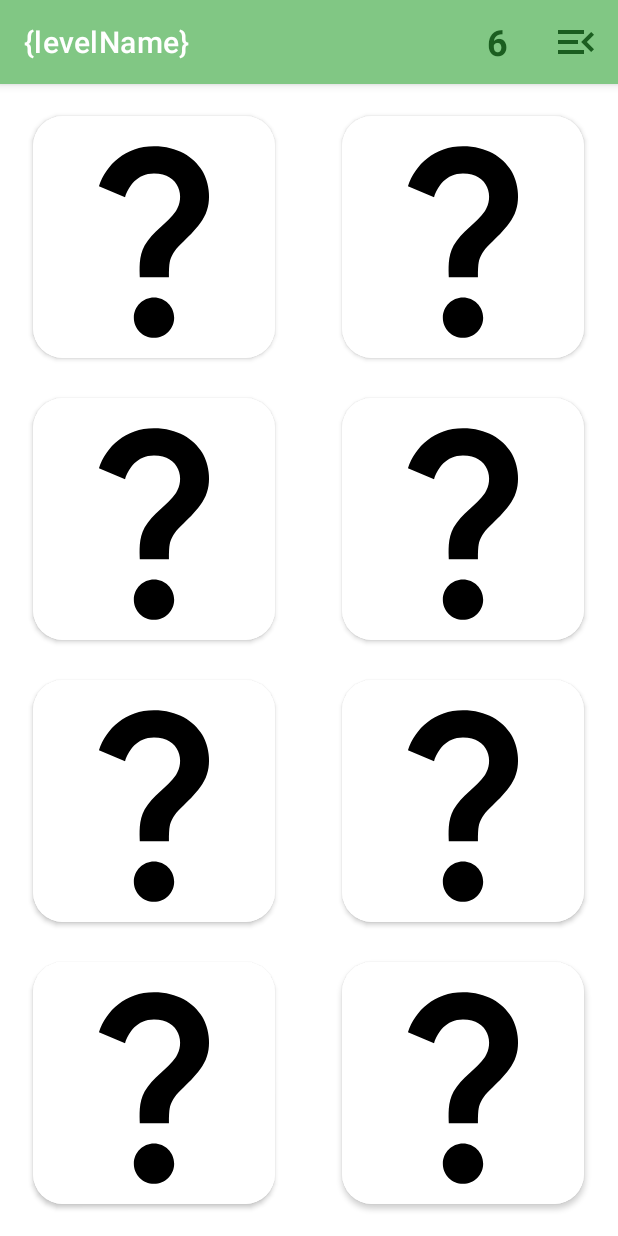
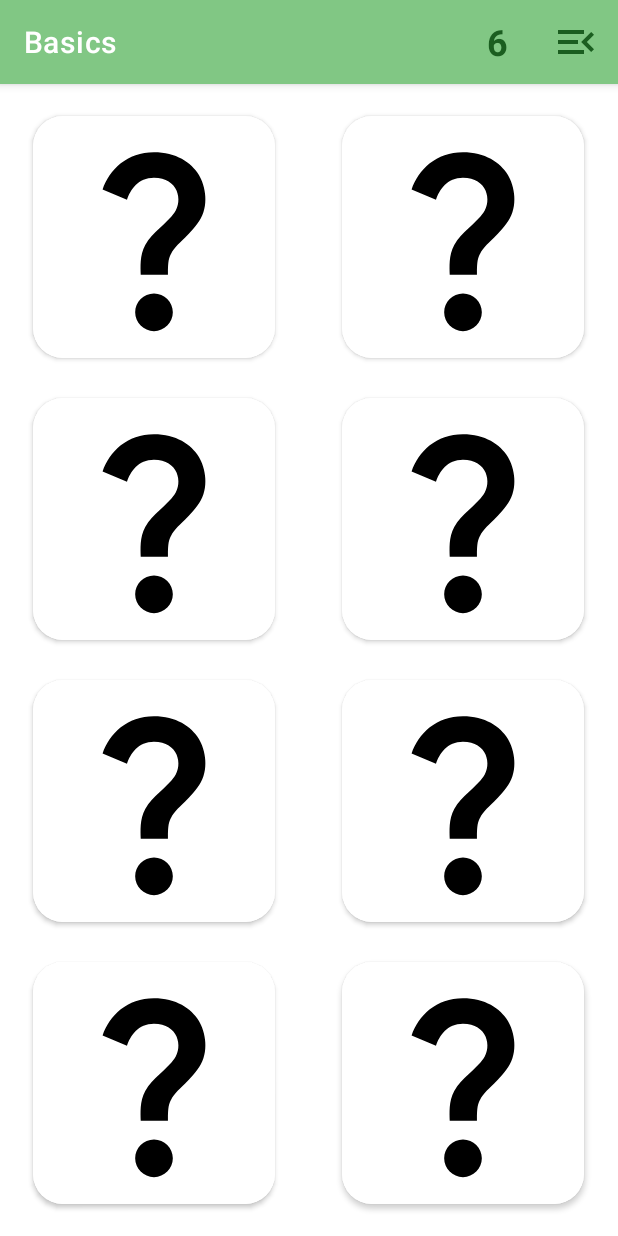
Before and after one commit to LightningGem/memory-app, an Android app: the screen it shows after launch (MainActivity), after a tap on "Basics", on a phone screen of 412 x 824 dp. Run offline under Robolectric (Android 15) with nearby library versions, the phone set to English and light mode, and no system bars; our stand-ins replace Dagger/Hilt's generated code, navigation-ui.

Commit message:
dialog on load image error with retry option added

```diff
--- a/app/build.gradle
+++ b/app/build.gradle
@@ -4,6 +4,7 @@ plugins {
     id 'androidx.navigation.safeargs.kotlin'
     id 'com.google.dagger.hilt.android'
     id 'kotlin-kapt'
+    id 'com.google.gms.google-services'
 }
 
 android {
@@ -50,6 +51,7 @@ dependencies {
 
     implementation 'androidx.fragment:fragment-ktx:1.5.3'
     implementation 'androidx.lifecycle:lifecycle-viewmodel-ktx:2.5.1'
+    implementation 'com.google.firebase:firebase-database-ktx:20.0.6'
 
     //testImplementation 'junit:junit:4.13.2'
     //androidTestImplementation 'androidx.test.ext:junit:1.1.3'
--- a/app/src/main/AndroidManifest.xml
+++ b/app/src/main/AndroidManifest.xml
@@ -2,7 +2,8 @@
 <manifest xmlns:android="http://schemas.android.com/apk/res/android"
     xmlns:tools="http://schemas.android.com/tools"
     package="com.example.memory_app">
-
+    <uses-permission android:name="android.permission.INTERNET" />
+    <uses-permission android:name="android.permission.ACCESS_NETWORK_STATE" />
     <application
         android:name=".MemoryApplication"
         android:allowBackup="true"
--- a/app/src/main/java/com/example/memory_app/data/levels/resources/LevelsResourcesHolderImpl.kt
+++ b/app/src/main/java/com/example/memory_app/data/levels/resources/LevelsResourcesHolderImpl.kt
@@ -70,7 +70,7 @@ class LevelsResourcesHolderImpl @Inject constructor
 
         if(!remote) return flow { emit(localResources) }
         return flow {
-            throw Exception("Not implemented yet!")
+            throw Exception("Not implemented")
             // remoteResources = ...
             // emit(remoteResources)
         }
--- a/app/src/main/java/com/example/memory_app/domain/model/Game.kt
+++ b/app/src/main/java/com/example/memory_app/domain/model/Game.kt
@@ -24,6 +24,7 @@ class GameImpl(
             }
             field = value
         }
+
     private val loss : Boolean
         get() = mismatchesLeft == 0
 
@@ -60,7 +61,7 @@ class GameImpl(
         board[position] = board[position].copy(isFaceUp = true)
         previouslySelectedCardsPositions.add(position)
 
-        // current card clicked check for game Finish or Loose
+        // current card clicked check for game Finish or Loss
         if (isGameOver()) {
             if(loss) return Reaction.Loss(ImmutableList(board))
 
--- a/app/src/main/java/com/example/memory_app/presentation/gamescreen/view/CardsAdapter.kt
+++ b/app/src/main/java/com/example/memory_app/presentation/gamescreen/view/CardsAdapter.kt
@@ -1,17 +1,22 @@
 package com.example.memory_app.presentation.gamescreen.view
 
-import android.content.Context
+import android.content.ContentResolver
+import android.graphics.drawable.Drawable
+import android.net.Uri
 import android.view.LayoutInflater
 import android.view.ViewGroup
 import androidx.recyclerview.widget.RecyclerView
 import com.bumptech.glide.Glide
-import com.bumptech.glide.load.DecodeFormat
+import com.bumptech.glide.load.DataSource
+import com.bumptech.glide.load.engine.DiskCacheStrategy
+import com.bumptech.glide.load.engine.GlideException
+import com.bumptech.glide.request.RequestListener
 import com.bumptech.glide.request.RequestOptions
-import com.bumptech.glide.request.target.Target.SIZE_ORIGINAL
+import com.bumptech.glide.request.target.Target
+import com.example.memory_app.R
 import com.example.memory_app.data.levels.resources.Resources
 import com.example.memory_app.databinding.CardViewItemBinding
 import com.example.memory_app.domain.model.Card
-import com.example.memory_app.presentation.gamescreen.view.CardsAdapter.Companion.marginSize
 import kotlin.math.min
 
 
@@ -20,7 +25,9 @@ class CardsAdapter(private val onClick: (Int) -> Unit,
                    private val numberOfColumns : Int,
                    private val numberOfRows : Int,
                    private val board : List<Card>,
-                   private val context : Context) :
+                   private val onImageLoadFailed: () -> Unit,
+                   private val retrieveFromCache : Boolean,
+                   private val gameFragment: GameFragment) :
     RecyclerView.Adapter<CardsAdapter.LevelViewHolder>() {
     companion object {
         const val marginSize : Int = 20
@@ -34,22 +41,46 @@ class CardsAdapter(private val onClick: (Int) -> Unit,
 
         fun bind(position : Int, card: Card) {
 
-            val cardParam = binding.cardView.layoutParams as ViewGroup.MarginLayoutParams
-            cardParam.height = cardSideLength
-            cardParam.width = cardSideLength
-            cardParam.setMargins(marginSize, marginTop + marginSize, marginSize, marginSize)
+            with(binding.cardView.layoutParams as ViewGroup.MarginLayoutParams) {
+                height = cardSideLength
+                width = cardSideLength
+                setMargins(marginSize, marginTop + marginSize, marginSize, marginSize)
+            }
 
-            if(card.isFaceUp) Glide.with(context)
-                .load(levelResources.cardImagesUris[card.identifier])
-                .into(binding.cardImage)
-             else Glide.with(context).load(levelResources.faceOffImageUri).into(binding.cardImage)
+            val requestListener = object : RequestListener<Drawable> {
+                override fun onLoadFailed(e: GlideException?, model: Any?, target: Target<Drawable>?,
+                                          isFirstResource: Boolean): Boolean {
+                    if(!retrieveFromCache) {
+                        Glide.with(gameFragment).pauseRequests()
+                        onImageLoadFailed()
+                    }
+                    return true
+                }
 
+                override fun onResourceReady(resource: Drawable?, model: Any?, target: Target<Drawable>?,
+                                             dataSource: DataSource?, isFirstResource: Boolean): Boolean {
+                    if(card.isMatched) binding.cardImage.imageAlpha = imageAlpha
+                    else binding.root.setOnClickListener {onClick(position)}
+                    return false
+                }
+            }
 
-            if(card.isMatched) {
-                binding.cardImage.imageAlpha = imageAlpha
-            } else {
-                binding.root.setOnClickListener {onClick(position)}
+            fun setupImage(imageUri : Uri) {
+                val isLocalResource = imageUri.toString().startsWith(ContentResolver.SCHEME_ANDROID_RESOURCE)
+                val options = if (isLocalResource) RequestOptions()
+                else RequestOptions().diskCacheStrategy(DiskCacheStrategy.DATA)
+                    .placeholder(R.drawable.loading_animation)
+
+                Glide.with(gameFragment)
+                    .load(imageUri)
+                    .listener(requestListener)
+                    .apply(options)
+                    .onlyRetrieveFromCache(retrieveFromCache)
+                    .into(binding.cardImage)
             }
+
+            if(card.isFaceUp) setupImage(levelResources.cardImagesUris[card.identifier])
+            else setupImage(levelResources.faceOffImageUri)
         }
     }
 
@@ -65,14 +96,13 @@ class CardsAdapter(private val onClick: (Int) -> Unit,
 
         val layoutInflater = LayoutInflater.from(parent.context)
         return LevelViewHolder(
-            CardViewItemBinding.inflate(layoutInflater, parent, false),
-            cardSideLength - ( 2 * marginSize),
-            marginTop)
+            binding = CardViewItemBinding.inflate(layoutInflater, parent, false),
+            cardSideLength = cardSideLength - ( 2 * marginSize),
+            marginTop = marginTop)
     }
 
     override fun onBindViewHolder(holder: LevelViewHolder, position: Int) {
         val card = board[position]
         holder.bind(position, card)
     }
-
 }
--- a/app/src/main/java/com/example/memory_app/presentation/gamescreen/view/GameFragment.kt
+++ b/app/src/main/java/com/example/memory_app/presentation/gamescreen/view/GameFragment.kt
@@ -5,6 +5,7 @@ import android.os.Bundle
 import android.view.*
 import android.widget.TextView
 import androidx.activity.OnBackPressedCallback
+import androidx.appcompat.app.AppCompatActivity
 import androidx.fragment.app.Fragment
 import androidx.fragment.app.viewModels
 import androidx.lifecycle.lifecycleScope
@@ -16,6 +17,7 @@ import com.example.memory_app.databinding.FragmentGameBinding
 import com.example.memory_app.presentation.gamescreen.viewmodel.GameViewModel
 import com.example.memory_app.presentation.gamescreen.viewmodel.Over
 import dagger.hilt.android.AndroidEntryPoint
+import java.lang.Exception
 import javax.inject.Inject
 import kotlin.math.sqrt
 
@@ -34,9 +36,7 @@ class GameFragment : Fragment() {
     override fun onStart() {
         super.onStart()
         activity?.onBackPressedDispatcher?.addCallback(this, object : OnBackPressedCallback(true) {
-            override fun handleOnBackPressed() {
-                showDialog(GameDialogFragment.MENU_CLICKED)
-            }
+            override fun handleOnBackPressed() { showDialog(GameDialogFragment.MENU_CLICKED) }
         })
     }
 
@@ -52,16 +52,13 @@ class GameFragment : Fragment() {
     override fun onViewCreated(view: View, savedInstanceState: Bundle?) {
         super.onViewCreated(view, savedInstanceState)
 
+        (requireActivity() as AppCompatActivity).supportActionBar!!.title = viewModel.levelName
+
         var numberOfColumns = sqrt(viewModel.cardsBoard.value.size.toDouble()).toInt()
         var numberOfRows = viewModel.cardsBoard.value.size / numberOfColumns
 
-        if (requireActivity()
-                .resources
-                .configuration
-                .orientation == Configuration.ORIENTATION_LANDSCAPE) {
-            numberOfRows += numberOfColumns
-            numberOfColumns = numberOfRows - numberOfColumns
-            numberOfRows -= numberOfColumns
+        if (requireActivity().resources.configuration.orientation == Configuration.ORIENTATION_LANDSCAPE) {
+            numberOfColumns = numberOfRows.also { numberOfRows = numberOfColumns }
         }
 
         binding.gridRecycleView.apply {
@@ -69,27 +66,33 @@ class GameFragment : Fragment() {
             setHasFixedSize(true)
         }
 
-        viewLifecycleOwner.lifecycleScope.launchWhenResumed {
-            viewModel.cardsBoard.collect {
-                    newBoard ->
+        with(viewLifecycleOwner.lifecycleScope) {
+            launchWhenResumed {
+                viewModel.cardsBoard.collect { newBoard ->
                     binding.gridRecycleView.adapter = CardsAdapter(
-                    onClick = {position : Int ->
-                        viewModel.onCardClicked(position) },
+                        onClick = { position -> viewModel.onCardClicked(position) },
                         levelResources = resources.getLevelResources(viewModel.levelName),
                         numberOfColumns = numberOfColumns,
                         numberOfRows = numberOfRows,
                         board = newBoard,
-                    context = requireContext()
+                        onImageLoadFailed = { viewModel.onResourceLoadFailed() },
+                        retrieveFromCache = viewModel.internetErrorState.value,
+                        gameFragment = this@GameFragment
                     )
                 }
             }
 
-        viewLifecycleOwner.lifecycleScope.launchWhenResumed {
-            viewModel.overEvent.collect() {
-                    when(it) {
+            launchWhenResumed {
+                viewModel.gameOverEvent.collect() {
+                    when (it) {
                         is Over.Failure -> { showDialog(GameDialogFragment.FAILURE_DIALOG) }
                         is Over.Success -> { showDialog(it.score.value.toInt()) }
                     }
+                }
+            }
+
+            launchWhenResumed {
+                viewModel.internetErrorEvent.collect() { showDialog(GameDialogFragment.LOAD_FAIL) }
             }
         }
     }
@@ -121,8 +124,15 @@ class GameFragment : Fragment() {
         _binding = null
     }
 
-    private fun showDialog(result : Int){
-        findNavController().navigate(GameFragmentDirections
-            .actionShowDialogFragment(viewModel.levelName, result))
+    private fun showDialog(result : Int) {
+        // If user open dialog Fragment from options menu or back press then
+        // we need to hide it to display again. Otherwise exception occur.
+        try { findNavController()
+            .navigate(GameFragmentDirections.actionShowDialogFragment(viewModel.levelName, result))
+        }
+        catch (e : Exception) {
+            findNavController().navigateUp()
+            showDialog(result)
         }
     }
+}
--- a/app/src/main/java/com/example/memory_app/presentation/gamescreen/viewmodel/GameViewModel.kt
+++ b/app/src/main/java/com/example/memory_app/presentation/gamescreen/viewmodel/GameViewModel.kt
@@ -30,8 +30,7 @@ class GameViewModel @Inject constructor
     val mismatchesLeft : StateFlow<Int> = _mismatchesLeft
 
     private val overEventChannel = Channel<Over>()
-    val overEvent = overEventChannel.receiveAsFlow()
-
+    val gameOverEvent = overEventChannel.receiveAsFlow()
 
     fun onCardClicked(position : Int) {
         val reaction = game.onCardSelected(position)
@@ -57,11 +56,22 @@ class GameViewModel @Inject constructor
                 _cardsBoard.value = reaction.cards
                 viewModelScope.launch {
                     val resultScore = saveGameResultUseCase(reaction.mismatchedTimes, levelName)
-                    viewModelScope.launch {
-                        overEventChannel.send(Over.Success(resultScore))
-                    }
+                    overEventChannel.send(Over.Success(resultScore))
                 }
             }
         }
     }
+
+    private val _internetErrorState = MutableStateFlow(false)
+    val internetErrorState : StateFlow<Boolean> = _internetErrorState
+
+    private val internetErrorEventChannel = Channel<Boolean>()
+    val internetErrorEvent = internetErrorEventChannel.receiveAsFlow()
+
+    fun onResourceLoadFailed() {
+        if(!_internetErrorState.value) viewModelScope.launch {
+            _internetErrorState.value = true
+            internetErrorEventChannel.send(true)
+        }
+    }
 }
--- a/app/src/main/java/com/example/memory_app/presentation/menuscreen/view/MenuFragment.kt
+++ b/app/src/main/java/com/example/memory_app/presentation/menuscreen/view/MenuFragment.kt
@@ -47,10 +47,9 @@ class MenuFragment : Fragment() {
         val levelsInfoListAdapter = LevelsInfoListAdapter(
             { levelName -> findNavController()
                 .navigate(MenuFragmentDirections.actionLoadGame(levelName))},
-            resources,
-            requireContext()
+            resources
         )
-        val statisticListAdapter = StatisticListAdapter(requireContext())
+        val statisticListAdapter = StatisticListAdapter()
 
         val concatAdapter = ConcatAdapter(statisticListAdapter, levelsInfoListAdapter)
 
--- a/app/src/main/java/com/example/memory_app/presentation/menuscreen/view/adapters/LevelsInfoListAdapter.kt
+++ b/app/src/main/java/com/example/memory_app/presentation/menuscreen/view/adapters/LevelsInfoListAdapter.kt
@@ -1,12 +1,12 @@
 package com.example.memory_app.presentation.menuscreen.view.adapters
 
-import android.content.Context
 import android.view.LayoutInflater
 import android.view.ViewGroup
 import androidx.recyclerview.widget.DiffUtil
 import androidx.recyclerview.widget.ListAdapter
 import androidx.recyclerview.widget.RecyclerView
 import com.bumptech.glide.Glide
+import com.bumptech.glide.load.engine.DiskCacheStrategy
 import com.example.memory_app.R
 import com.example.memory_app.data.levels.resources.LevelsResourcesHolder
 import com.example.memory_app.databinding.LevelViewItemBinding
@@ -15,9 +15,7 @@ import java.util.*
 
 
 class LevelsInfoListAdapter(private val onClick: (String) -> Unit,
-                            private val levelResources : LevelsResourcesHolder,
-                            private val context : Context
-) :
+                            private val levelResources : LevelsResourcesHolder) :
     ListAdapter<Pair<String, Difficulty>, LevelsInfoListAdapter.LevelViewHolder>(DiffCallback) {
 
     inner class LevelViewHolder(private var binding: LevelViewItemBinding)
@@ -27,14 +25,14 @@ class LevelsInfoListAdapter(private val onClick: (String) -> Unit,
             binding.root.setOnClickListener { onClick(levelInfo.first) }
             binding.levelNameText.text = levelInfo.first
             binding.difficultyText.text = levelInfo.second.name.lowercase(Locale.ROOT)
-            binding.cardsInRowText.text = context
-                    .resources
+            binding.cardsInRowText.text = binding.root.context.resources
                     .getString(R.string.cards_in_row, levelInfo.second.cardsInRow.toString())
-            binding.numberOfCardsText.text = context
-                    .resources
+            binding.numberOfCardsText.text = binding.root.context.resources
                     .getString(R.string.number_of_cards, levelInfo.second.NumberOfCards.toString())
-            Glide.with(context)
+            Glide.with(binding.root)
                 .load(levelResources.getLevelResources(levelInfo.first).levelIconImageUri)
+                .diskCacheStrategy(DiskCacheStrategy.NONE)
+                .placeholder(R.drawable.loading_animation)
                 .into(binding.levelIcon)
         }
     }
--- a/app/src/main/java/com/example/memory_app/presentation/menuscreen/view/adapters/StatisticListAdapter.kt
+++ b/app/src/main/java/com/example/memory_app/presentation/menuscreen/view/adapters/StatisticListAdapter.kt
@@ -1,6 +1,5 @@
 package com.example.memory_app.presentation.menuscreen.view.adapters
 
-import android.content.Context
 import android.view.LayoutInflater
 import android.view.View
 import android.view.ViewGroup
@@ -12,16 +11,19 @@ import com.example.memory_app.databinding.StatisticViewItemBinding
 import com.example.memory_app.domain.repository.Statistic
 
 
-class StatisticListAdapter(private val context : Context) : ListAdapter<Statistic, StatisticListAdapter.LevelViewHolder>(DiffCallback) {
+class StatisticListAdapter() : ListAdapter<Statistic, StatisticListAdapter.LevelViewHolder>(DiffCallback) {
 
     inner class LevelViewHolder(private var binding: StatisticViewItemBinding)
         : RecyclerView.ViewHolder(binding.root){
 
         fun bind(statistic: Statistic) {
-            binding.levelsCompletedText.text =  context.resources.getString(R.string.levels_completed, statistic.levelsCompleted.toString())
+            binding.levelsCompletedText.text =  binding.root.context.resources
+                .getString(R.string.levels_completed, statistic.levelsCompleted.toString())
+
             val score = statistic.averageScore.value
             if(score == 0.0) binding.averageScoreText.visibility = View.GONE
-            else binding.averageScoreText.text = context.resources.getString(R.string.average_score, score.toInt().toString())
+            else binding.averageScoreText.text = binding.root.context.resources
+                .getString(R.string.average_score, score.toInt().toString())
         }
     }
 
--- a/app/src/main/java/com/example/memory_app/presentation/menuscreen/viewmodel/UiState.kt
+++ b/app/src/main/java/com/example/memory_app/presentation/menuscreen/viewmodel/UiState.kt
@@ -1,7 +1,6 @@
 package com.example.memory_app.presentation.menuscreen.viewmodel
 
 import com.example.memory_app.domain.model.Difficulty
-import java.lang.Exception
 
 sealed class UiState {
     object Loading : UiState()
--- /dev/null
+++ b/app/src/main/res/drawable/ic_internet_error.xml
@@ -0,0 +1,5 @@
+<vector android:height="24dp" android:tint="#FF0000"
+    android:viewportHeight="24" android:viewportWidth="24"
+    android:width="24dp" xmlns:android="http://schemas.android.com/apk/res/android">
+    <path android:fillColor="@android:color/white" android:pathData="M23.64,7c-0.45,-0.34 -4.93,-4 -11.64,-4 -1.5,0 -2.89,0.19 -4.15,0.48L18.18,13.8 23.64,7zM17.04,15.22L3.27,1.44 2,2.72l2.05,2.06C1.91,5.76 0.59,6.82 0.36,7l11.63,14.49 0.01,0.01 0.01,-0.01 3.9,-4.86 3.32,3.32 1.27,-1.27 -3.46,-3.46z"/>
+</vector>
--- /dev/null
+++ b/app/src/main/res/drawable/loading_animation.xml
@@ -0,0 +1,5 @@
+<?xml version="1.0" encoding="utf-8"?>
+<animated-rotate xmlns:android="http://schemas.android.com/apk/res/android"
+    android:drawable="@drawable/loading_img"
+    android:pivotX="50%"
+    android:pivotY="50%" />
--- /dev/null
+++ b/app/src/main/res/drawable/loading_img.xml
@@ -0,0 +1,40 @@
+<?xml version="1.0" encoding="utf-8"?>
+<vector android:height="24dp" android:viewportHeight="72"
+    android:viewportWidth="72" android:width="24dp" xmlns:android="http://schemas.android.com/apk/res/android">
+    <path android:fillColor="#cccccf"
+        android:pathData="M36.06,28.92L36.06,32.18"
+        android:strokeColor="#e7e7e7" android:strokeLineCap="round" android:strokeWidth="1"/>
+    <path android:fillColor="#c8c8cc"
+        android:pathData="M39.45,29.88L37.82,32.71"
+        android:strokeColor="#cacaca" android:strokeLineCap="round" android:strokeWidth="1"/>
+    <path android:fillColor="#bbbbbe"
+        android:pathData="M42.12,32.32L39.3,33.95"
+        android:strokeColor="#cdcdcd" android:strokeLineCap="round" android:strokeWidth="1"/>
+    <path android:fillColor="#b2b2b7"
+        android:pathData="M39.8,35.98L43.06,35.98"
+        android:strokeColor="#cbcbcb" android:strokeLineCap="round" android:strokeWidth="1"/>
+    <path android:fillColor="#d0d0d4"
+        android:pathData="M32.77,29.99L34.4,32.81"
+        android:strokeColor="#ededed" android:strokeLineCap="round" android:strokeWidth="1"/>
+    <path android:fillColor="#949497"
+        android:pathData="M30.1,32.42L32.92,34.05"
+        android:strokeColor="#525252" android:strokeLineCap="round" android:strokeWidth="1"/>
+    <path android:fillColor="#97979b"
+        android:pathData="M32.42,35.98L29.16,35.98"
+        android:strokeColor="#6e6e6e" android:strokeLineCap="round" android:strokeWidth="1"/>
+    <path android:fillColor="#a8a8ac"
+        android:pathData="M36.06,43.08L36.06,39.82"
+        android:strokeColor="#a0a0a0" android:strokeLineCap="round" android:strokeWidth="1"/>
+    <path android:fillColor="#cacaca"
+        android:pathData="M39.7,41.99L38.07,39.16"
+        android:strokeColor="#cacaca" android:strokeLineCap="round" android:strokeWidth="1"/>
+    <path android:fillColor="#b6b6ba"
+        android:pathData="M42.19,39.4L39.37,37.77"
+        android:strokeColor="#ccc" android:strokeLineCap="round" android:strokeWidth="1"/>
+    <path android:fillColor="#a1a1a5"
+        android:pathData="M32.46,41.98L34.09,39.16"
+        android:strokeColor="#909090" android:strokeLineCap="round" android:strokeWidth="1"/>
+    <path android:fillColor="#9d9da0"
+        android:pathData="M29.85,39.4L32.67,37.77"
+        android:strokeColor="#7a7a7a" android:strokeLineCap="round" android:strokeWidth="1"/>
+</vector>
--- a/app/src/main/res/drawable/test_card2.xml
+++ b/app/src/main/res/drawable/test_card2.xml
@@ -1,5 +1,4 @@
 <vector android:height="24dp" android:tint="#EC43B6"
     android:viewportHeight="24" android:viewportWidth="24"
     android:width="24dp" xmlns:android="http://schemas.android.com/apk/res/android">
-    <path android:fillColor="@android:color/white" android:pathData="M12,3C8.5,3 5,9.33 5,14c0,3.87 3.13,7 7,7s7,-3.13 7,-7C19,9.33 15.5,3 12,3zM13,18c-3,0 -5,-1.99 -5,-5c0,-0.55 0.45,-1 1,-1s1,0.45 1,1c0,2.92 2.42,3 3,3c0.55,0 1,0.45 1,1S13.55,18 13,18z"/>
-</vector>
+    <path android:fillColor="@android:color/white" android:pathData="M12,3C8.5,3 5,9.33 5,14c0,3.87 3.13,7 7,7s7,-3.13 7,-7C19,9.33 15.5,3 12,3zM13,18c-3,0 -5,-1.99 -5,-5c0,-0.55 0.45,-1 1,-1s1,0.45 1,1c0,2.92 2.42,3 3,3c0.55,0 1,0.45 1,1S13.55,18 13,18z"/></vector>
--- a/app/src/main/res/layout/card_view_item.xml
+++ b/app/src/main/res/layout/card_view_item.xml
@@ -15,6 +15,7 @@
        app:cardCornerRadius="20dp">
 
       <ImageView
+          android:padding="5dp"
           android:id="@+id/card_image"
           android:layout_width="match_parent"
           android:layout_height="match_parent"
--- a/app/src/main/res/navigation/nav_graph.xml
+++ b/app/src/main/res/navigation/nav_graph.xml
@@ -29,7 +29,7 @@
     <dialog
         android:id="@+id/gameDialogFragment"
         android:name="com.example.memory_app.presentation.gamescreen.view.GameDialogFragment"
-        android:label="GameDialogFragment" >
+        android:label="@string/game_label" >
         <argument
             android:name="levelName"
             app:argType="string" />
--- a/build.gradle
+++ b/build.gradle
@@ -1,4 +1,8 @@
-// Top-level build file where you can add configuration options common to all sub-projects/modules.
+buildscript {
+    dependencies {
+        classpath 'com.google.gms:google-services:4.3.13'
+    }
+}// Top-level build file where you can add configuration options common to all sub-projects/modules.
 plugins {
     id 'com.android.application' version '7.2.1' apply false
     id 'com.android.library' version '7.2.1' apply false
```
Also changed, not shown: app/src/main/java/com/example/memory_app/presentation/gamescreen/view/GameDialogFragment.kt (+28 -29 lines), app/src/main/java/com/example/memory_app/presentation/gamescreen/viewmodel/DialogViewModel.kt (deleted, +0 -12 lines), 1 other file. Lines whose indentation alone changed are shown as unchanged.
